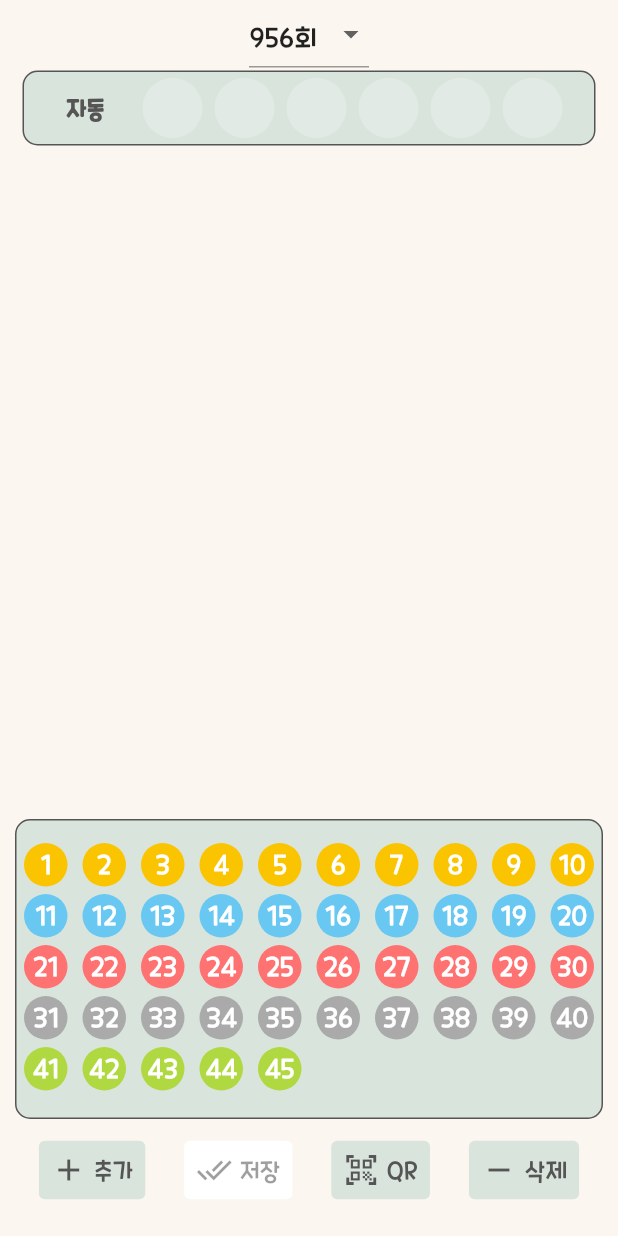
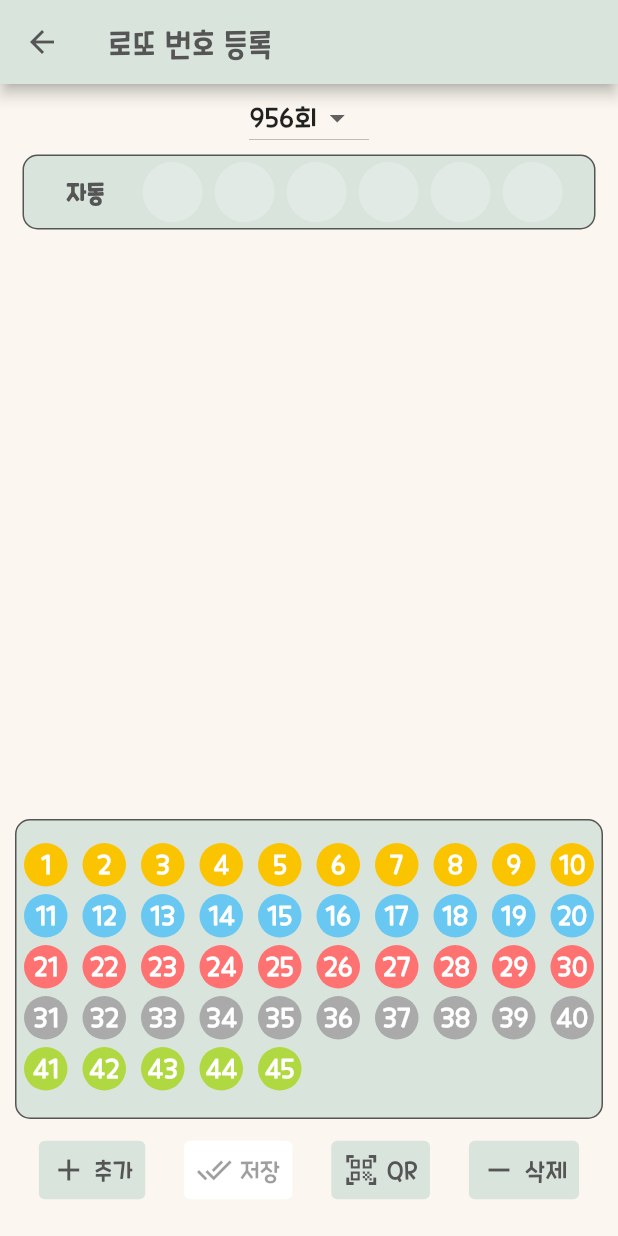
Before and after one commit to empering/lotto_mate_public, a Flutter app: the HistoryForm screen opened directly, on a phone screen of 412 x 824 dp. Run offline on Flutter 3.47's test engine with Material 2 defaults, Android fonts, the phone set to English and light mode, and no system bars; our stand-ins replace cloud_firestore, convex_bottom_bar, firebase_core, firebase_messaging, flutter_local_notifications, get and 1 more; missing offline and left inert: qrscan; accounts and stored records are empty; network calls fail.

Commit message:
로또번호 등록 수정
AppBar 추가
회차선택 DropDownButtonFormField -> DropDownButton 변경

```diff
--- a/lib/pages/buy/history_form.dart
+++ b/lib/pages/buy/history_form.dart
@@ -4,19 +4,21 @@ import 'package:lotto_mate/pages/buy/widget/form_button.dart';
 import 'package:lotto_mate/pages/buy/widget/lotto_number_forms.dart';
 import 'package:lotto_mate/pages/buy/widget/lotto_number_pad.dart';
 import 'package:lotto_mate/states/buy_state.dart';
+import 'package:lotto_mate/widgets/app_app_bar.dart';
 import 'package:provider/provider.dart';
 
 class HistoryForm extends StatelessWidget {
-  // CollectionReference buys = FirebaseFirestore.instance.collection('buys');
+  final isFirst;
+
+  HistoryForm({this.isFirst = true});
 
   @override
   Widget build(BuildContext context) {
-    return ChangeNotifierProvider(
+    return Scaffold(
+      appBar: AppAppBar('로또 번호 ${isFirst ? '등록' : '수정'}'),
+      body: ChangeNotifierProvider(
         create: (_) => BuyState(),
         child: Scaffold(
-        // appBar: AppBar(
-        //   title: Text('구매내역 등록'),
-        // ),
           body: Consumer<BuyState>(
             builder: (context, buyHistoryState, child) {
               return Column(
@@ -41,6 +43,7 @@ class HistoryForm extends StatelessWidget {
             },
           ),
         ),
+      ),
     );
   }
 }
--- a/lib/pages/buy/widget/draw_id_dropdown.dart
+++ b/lib/pages/buy/widget/draw_id_dropdown.dart
@@ -14,7 +14,7 @@ class DrawIdDropdown extends StatelessWidget {
   }
 
   _makeDrawIdDropDownButton(BuyState buyState) {
-    return DropdownButtonFormField<String>(
+    return DropdownButton<String>(
       value: '${buyState.buy!.drawId}',
       items: List<String>.generate(
               25, (index) => '${buyState.thisWeekDrawId + 1 - index}')
@@ -24,9 +24,8 @@ class DrawIdDropdown extends StatelessWidget {
           child: Text('$value회'),
         );
       }).toList(),
-      onChanged: (String? newValue) {},
-      onSaved: (String? value) {
-        buyState.setDrawId = int.parse(value!);
+      onChanged: (String? newValue) {
+        buyState.setDrawId = int.parse(newValue!);
       },
     );
   }
```
Lines whose indentation alone changed are shown as unchanged.
